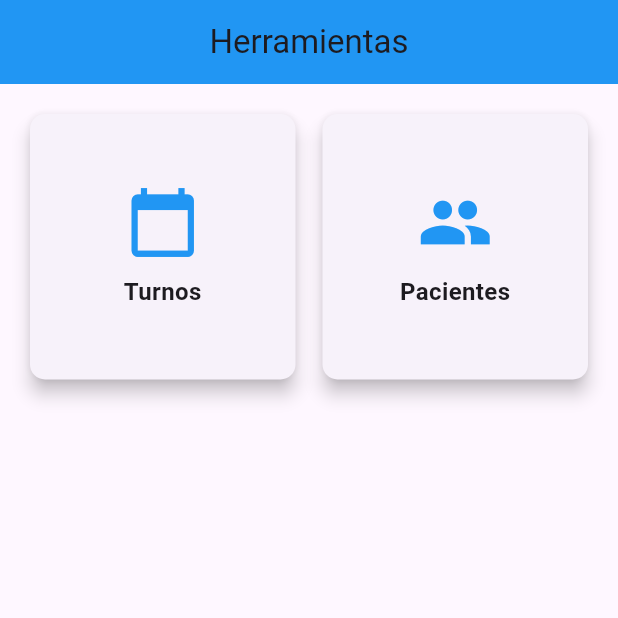
After one commit to ivanros02/medical_app_flutter, a Flutter app: the ToolsScreen screen opened directly, on a phone screen of 412 x 824 dp, the top half of it. The commit adds this screen. Run offline on Flutter 3.47's test engine with Material 3 defaults, Android fonts, the phone set to English and light mode, and no system bars; our stand-ins replace dropdown_search, table_calendar.

Commit message:
update tools

```diff
--- a/lib/screens/login_screen.dart
+++ b/lib/screens/login_screen.dart
@@ -1,4 +1,5 @@
 import 'package:flutter/material.dart';
+import 'package:gestion_psiquiatrica/screens/tools_screen.dart';
 import 'package:http/http.dart' as http;
 import 'dart:convert';
 
@@ -38,8 +39,11 @@ class _LoginScreenState extends State<LoginScreen> {
       if (response.statusCode == 200) {
         final data = jsonDecode(response.body);
         if (data['status'] == 'success') {
-          // Redirigir a la pantalla principal
-          Navigator.pushReplacementNamed(context, '/home');
+          // Redirigir a la pantalla de herramientas
+          Navigator.pushReplacement(
+            context,
+            MaterialPageRoute(builder: (context) => ToolsScreen()),
+          );
         } else {
           ScaffoldMessenger.of(context).showSnackBar(
             SnackBar(
--- /dev/null
+++ b/lib/screens/tools_screen.dart
@@ -0,0 +1,83 @@
+import 'package:flutter/material.dart';
+import 'home_screen.dart';
+
+class ToolsScreen extends StatelessWidget {
+  const ToolsScreen({super.key});
+
+  @override
+  Widget build(BuildContext context) {
+    return Scaffold(
+      appBar: AppBar(
+        title: const Text('Herramientas'),
+        centerTitle: true,
+        backgroundColor: Colors.blue,
+      ),
+      body: Padding(
+        padding: const EdgeInsets.all(16.0),
+        child: GridView(
+          gridDelegate: const SliverGridDelegateWithFixedCrossAxisCount(
+            crossAxisCount: 2, // Número de columnas en el grid
+            mainAxisSpacing: 10.0,
+            crossAxisSpacing: 10.0,
+            childAspectRatio: 1,
+          ),
+          children: [
+            // Botón para acceder a la herramienta "Turnos"
+            _buildToolButton(
+              context,
+              icon: Icons.calendar_today,
+              label: 'Turnos',
+              onTap: () {
+                Navigator.push(
+                  context,
+                  MaterialPageRoute(builder: (context) => HomeScreen()),
+                );
+              },
+            ),
+            // Puedes agregar más herramientas aquí
+            _buildToolButton(
+              context,
+              icon: Icons.people,
+              label: 'Pacientes',
+              onTap: () {
+                // Navegar a otra pantalla o funcionalidad
+                ScaffoldMessenger.of(context).showSnackBar(
+                  const SnackBar(
+                      content: Text('Funcionalidad no implementada')),
+                );
+              },
+            ),
+          ],
+        ),
+      ),
+    );
+  }
+
+  // Widget para los botones de herramientas
+  Widget _buildToolButton(BuildContext context,
+      {required IconData icon,
+      required String label,
+      required VoidCallback onTap}) {
+    return GestureDetector(
+      onTap: onTap,
+      child: Card(
+        elevation: 5,
+        shape: RoundedRectangleBorder(
+          borderRadius: BorderRadius.circular(10),
+        ),
+        child: Column(
+          mainAxisAlignment: MainAxisAlignment.center,
+          children: [
+            Icon(icon, size: 50, color: Colors.blue),
+            const SizedBox(height: 10),
+            Text(
+              label,
+              style: const TextStyle(fontSize: 16, fontWeight: FontWeight.bold),
+              textAlign: TextAlign.center,
+            ),
+          ],
+        ),
+      ),
+    );
+  }
+}
```
